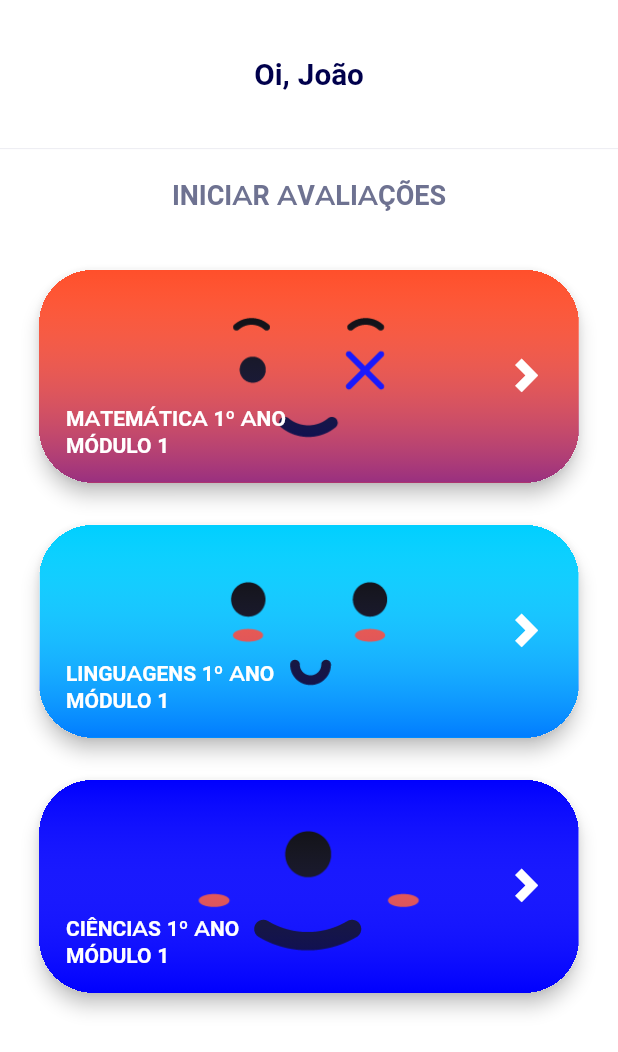
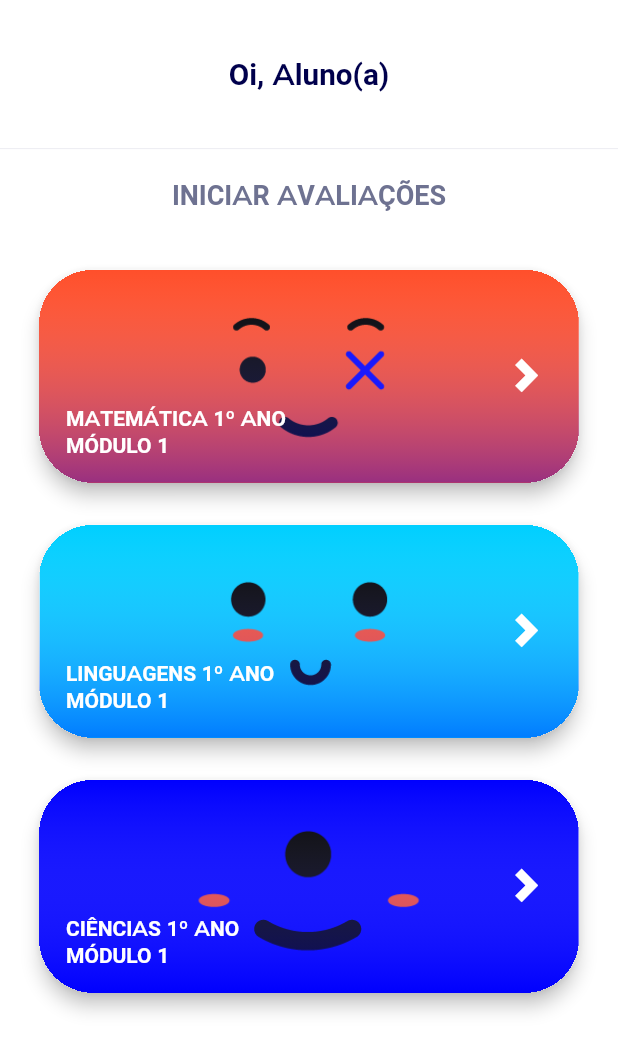
Before and after one commit to ipti/br.ipti.org.synapseedu.app, a Flutter app: the BlockSelection screen opened by its route, on a phone screen of 412 x 824 dp. Shown: the top 1052 px of the screen. Run offline on Flutter 3.47's test engine with Material 2 defaults, Android fonts, the phone set to English and light mode, and no system bars; our stand-ins replace audioplayers, dio, file, flutter_riverpod, google_fonts, googleapis_auth and 6 more; missing offline and left inert: fdottedline, flutter_audio_recorder, flutter_inappwebview, googleapis, qr_code_scanner, twilio_phone_verify; accounts and stored records are empty; key blocks and very long unbroken strings in the code were emptied for the run.

Commit message:
[vs1/sprint9/hotfix] Tela de conclusão

```diff
--- a/lib/activity_selection/block_selection_view.dart
+++ b/lib/activity_selection/block_selection_view.dart
@@ -14,6 +14,7 @@ class BlockSelection extends StatefulWidget {
 bool langOk = false;
 bool mathOk = false;
 bool sciOk = false;
+String studentName;
 
 class _BlockSelectionState extends State<BlockSelection> {
   SharedPreferences prefs;
@@ -24,6 +25,7 @@ class _BlockSelectionState extends State<BlockSelection> {
     langOk = prefs.getBool('Português') ?? false;
     mathOk = prefs.getBool('Matemática') ?? false;
     sciOk = prefs.getBool('Ciências') ?? false;
+    studentName = prefs.getString('student_name') ?? 'Aluno(a)';
     super.didChangeDependencies();
   }
 
@@ -49,10 +51,19 @@ class _BlockSelectionState extends State<BlockSelection> {
       backgroundColor: Colors.white,
       body: Column(
         children: [
-          initTitle(text: "Oi, João", heightScreen: heightScreen, bottomMargin: 20),
-          Text('INICIAR AVALIAÇÕES', style: TextStyle(color: Color(0XFF6E7291), fontWeight: FontWeight.bold, fontFamily: "ElessonIconLib", fontSize: 18)),
+          initTitle(
+              text: "Oi, $studentName",
+              heightScreen: heightScreen,
+              bottomMargin: 20),
+          Text('INICIAR AVALIAÇÕES',
+              style: TextStyle(
+                  color: Color(0XFF6E7291),
+                  fontWeight: FontWeight.bold,
+                  fontFamily: "ElessonIconLib",
+                  fontSize: 18)),
           SizedBox(height: 36.0),
-          !mathOk ? ElessonCardWidget(
+          !mathOk
+              ? ElessonCardWidget(
                   blockDone: mathOk,
                   backgroundImage: "assets/img/mate.png",
                   text: "MATEMÁTICA 1º ANO",
@@ -65,8 +76,66 @@ class _BlockSelectionState extends State<BlockSelection> {
                       print("Você já fez essa tarefinha!");
                   },
                   context: context,
-          ) : Container(),
-          !langOk ? ElessonCardWidget(
+                )
+              : Container(),
+          !langOk
+              ? ElessonCardWidget(
+                  blockDone: langOk,
+                  backgroundImage: "assets/img/ling.png",
+                  text: "LINGUAGENS 1º ANO",
+                  textModulo: 'MÓDULO 1',
+                  screenWidth: widthScreen,
+                  onTap: (value) {
+                    // if (langOk == false)
+                    redirectToQuestion(0, '1');
+                    // else
+                    //   print("Você já fez essa tarefinha!");
+                  },
+                  context: context,
+                )
+              : Container(),
+          !sciOk
+              ? ElessonCardWidget(
+                  blockDone: sciOk,
+                  backgroundImage: "assets/img/cien.png",
+                  text: "CIÊNCIAS 1º ANO",
+                  textModulo: 'MÓDULO 1',
+                  screenWidth: widthScreen,
+                  onTap: (value) {
+                    // if (sciOk == false) redirectToQuestion(0, '3');
+                    // else print("Você já fez essa tarefinha!");
+                    print("Este bloco estará disponível em breve!");
+                  },
+                  context: context,
+                )
+              : Container(),
+          mathOk == true || sciOk == true || langOk == true
+              ? Text('AVALIAÇÕES CONCLUÍDAS',
+                  style: TextStyle(
+                      color: Color(0XFF6E7291),
+                      fontWeight: FontWeight.bold,
+                      fontFamily: "ElessonIconLib",
+                      fontSize: 18))
+              : Container(),
+          SizedBox(height: 10.0),
+          mathOk
+              ? ElessonCardWidget(
+                  blockDone: mathOk,
+                  backgroundImage: "assets/img/mate.png",
+                  text: "MATEMÁTICA 1º ANO",
+                  textModulo: 'MÓDULO 1',
+                  screenWidth: widthScreen,
+                  onTap: (value) {
+                    // if (mathOk == false)
+                    redirectToQuestion(0, '2');
+                    // else
+                    //   print("Você já fez essa tarefinha!");
+                  },
+                  context: context,
+                )
+              : Container(),
+          langOk
+              ? ElessonCardWidget(
                   blockDone: langOk,
                   backgroundImage: "assets/img/ling.png",
                   text: "LINGUAGENS 1º ANO",
@@ -79,8 +148,10 @@ class _BlockSelectionState extends State<BlockSelection> {
                       print("Você já fez essa tarefinha!");
                   },
                   context: context,
-          ): Container(),
-          !sciOk ? ElessonCardWidget(
+                )
+              : Container(),
+          sciOk
+              ? ElessonCardWidget(
                   blockDone: sciOk,
                   backgroundImage: "assets/img/cien.png",
                   text: "CIÊNCIAS 1º ANO",
@@ -92,50 +163,8 @@ class _BlockSelectionState extends State<BlockSelection> {
                     print("Este bloco estará disponível em breve!");
                   },
                   context: context,
-          ): Container(),
-          mathOk == true || sciOk == true || langOk == true ? Text('INICIAR AVALIAÇÕES', style: TextStyle(color: Color(0XFF6E7291), fontWeight: FontWeight.bold, fontFamily: "ElessonIconLib", fontSize: 18)) : Container(),
-          SizedBox(height: 10.0),
-          mathOk ? ElessonCardWidget(
-            blockDone: mathOk,
-            backgroundImage: "assets/img/mate.png",
-            text: "MATEMÁTICA 1º ANO",
-            textModulo: 'MÓDULO 1',
-            screenWidth: widthScreen,
-            onTap: (value) {
-              if (mathOk == false)
-                redirectToQuestion(0, '2');
-              else
-                print("Você já fez essa tarefinha!");
-            },
-            context: context,
-          ) : Container(),
-          langOk ? ElessonCardWidget(
-            blockDone: langOk,
-            backgroundImage: "assets/img/ling.png",
-            text: "LINGUAGENS 1º ANO",
-            textModulo: 'MÓDULO 1',
-            screenWidth: widthScreen,
-            onTap: (value) {
-              if (langOk == false)
-                redirectToQuestion(0, '1');
-              else
-                print("Você já fez essa tarefinha!");
-            },
-            context: context,
-          ): Container(),
-          sciOk ? ElessonCardWidget(
-            blockDone: sciOk,
-            backgroundImage: "assets/img/cien.png",
-            text: "CIÊNCIAS 1º ANO",
-            textModulo: 'MÓDULO 1',
-            screenWidth: widthScreen,
-            onTap: (value) {
-              // if (sciOk == false) redirectToQuestion(0, '3');
-              // else print("Você já fez essa tarefinha!");
-              print("Este bloco estará disponível em breve!");
-            },
-            context: context,
-          ): Container(),
+                )
+              : Container(),
         ],
       ),
     );
--- a/lib/share/block_conclusion.dart
+++ b/lib/share/block_conclusion.dart
@@ -2,11 +2,12 @@ import 'package:elesson/share/colors.dart';
 import 'package:elesson/share/question_widgets.dart';
 import 'package:elesson/template_questoes/block_conclusion_arguments_model.dart';
 import 'package:flutter/material.dart';
+import 'package:shared_preferences/shared_preferences.dart';
 
 class BlockConclusionScreen extends StatelessWidget {
   static const routeName = '/block_conclusion';
 
-  final String studentName = 'JOÃO';
+  String studentName;
   final String module = '1';
   // final String discipline = 'LINGUAGENS';
   String discipline;
@@ -35,6 +36,7 @@ class BlockConclusionScreen extends StatelessWidget {
     final BlockConclusionArguments args =
         ModalRoute.of(context).settings.arguments;
     discipline = args.discipline;
+    studentName = args.studentName;
     year = args.year;
 
     return Scaffold(
--- a/lib/share/confirm_button_widget.dart
+++ b/lib/share/confirm_button_widget.dart
@@ -143,14 +143,13 @@ class _ConfirmButtonWidgetState extends State<ConfirmButtonWidget> {
             });
           });
         } else {
-
-          print('tempo de intervalo: ${timeEnd-timeStart}');
+          print('tempo de intervalo: ${timeEnd - timeStart}');
           nextQuestionTimer.cancel();
           Answer().sendAnswerToApi(
             widget.pieceId,
             widget.isCorrect,
             timeEnd,
-            intervalResolution: (timeEnd-timeStart),
+            intervalResolution: (timeEnd - timeStart),
             groupId: widget.groupId != null ? widget.groupId : "",
             value: widget.value != null ? widget.value : "",
           );
```
Also changed, not shown: lib/register/code_verify_view.dart (+4 -3 lines), lib/share/question_widgets.dart (+154 -34 lines). Lines whose indentation alone changed are shown as unchanged.
